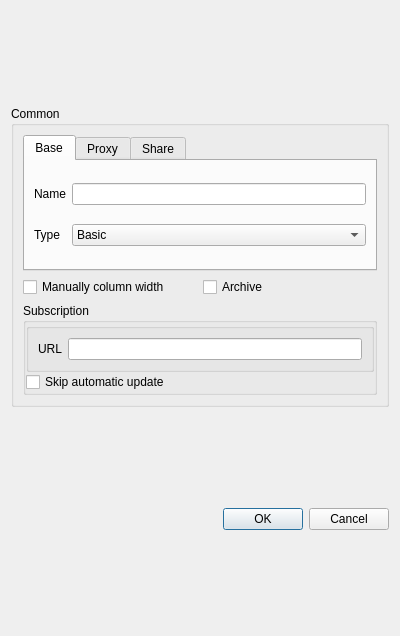
Above: include/ui/group/dialog_edit_group.ui from qr243vbi/nekobox before the change. Below: the same form after it.
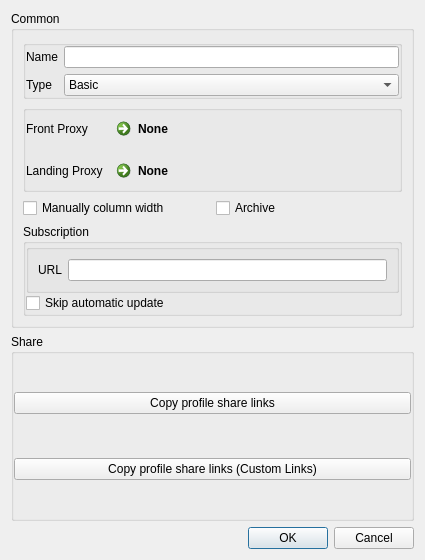
That is the form after the change. Custom widgets are drawn as their Qt base class.

The edit to the form file:
```diff
--- a/include/ui/group/dialog_edit_group.ui
+++ b/include/ui/group/dialog_edit_group.ui
@@ -6,8 +6,8 @@
    <rect>
     <x>0</x>
     <y>0</y>
-    <width>400</width>
-    <height>636</height>
+    <width>425</width>
+    <height>560</height>
    </rect>
   </property>
   <property name="minimumSize">
@@ -36,15 +36,29 @@
      </property>
      <layout class="QVBoxLayout" name="verticalLayout_3">
       <item>
-       <widget class="QTabWidget" name="common_tabs">
-        <property name="currentIndex">
+       <widget class="QGroupBox" name="groupBox">
+        <property name="title">
+         <string/>
+        </property>
+        <property name="flat">
+         <bool>true</bool>
+        </property>
+        <layout class="QGridLayout" name="gridLayout_3">
+         <property name="leftMargin">
          <number>0</number>
         </property>
-        <widget class="QWidget" name="tab_5">
-         <attribute name="title">
-          <string>Base</string>
-         </attribute>
-         <layout class="QGridLayout" name="gridLayout">
+         <property name="topMargin">
+          <number>0</number>
+         </property>
+         <property name="rightMargin">
+          <number>0</number>
+         </property>
+         <property name="bottomMargin">
+          <number>0</number>
+         </property>
+         <item row="0" column="1">
+          <widget class="QLineEdit" name="name"/>
+         </item>
           <item row="0" column="0">
            <widget class="QLabel" name="label">
             <property name="text">
@@ -52,23 +66,6 @@
             </property>
            </widget>
           </item>
-          <item row="0" column="1">
-           <widget class="QLineEdit" name="name"/>
-          </item>
-          <item row="1" column="1">
-           <widget class="QComboBox" name="type">
-            <item>
-             <property name="text">
-              <string>Basic</string>
-             </property>
-            </item>
-            <item>
-             <property name="text">
-              <string>Subscription</string>
-             </property>
-            </item>
-           </widget>
-          </item>
           <item row="1" column="0">
            <widget class="QLabel" name="label_2">
             <property name="text">
@@ -76,17 +73,54 @@
             </property>
            </widget>
           </item>
-         </layout>
-        </widget>
-        <widget class="QWidget" name="tab_6">
-         <attribute name="title">
-          <string>Proxy</string>
-         </attribute>
-         <layout class="QGridLayout" name="gridLayout_2">
-          <item row="1" column="0">
-           <widget class="QLabel" name="landing_proxy_l">
+         <item row="1" column="1">
+          <widget class="QComboBox" name="type">
+           <item>
+            <property name="text">
+             <string>Basic</string>
+            </property>
+           </item>
+           <item>
+            <property name="text">
+             <string>Subscription</string>
+            </property>
+           </item>
+          </widget>
+         </item>
+        </layout>
+       </widget>
+      </item>
+      <item>
+       <widget class="QGroupBox" name="groupBox_2">
+        <property name="title">
+         <string/>
+        </property>
+        <property name="flat">
+         <bool>true</bool>
+        </property>
+        <layout class="QGridLayout" name="gridLayout_4">
+         <property name="leftMargin">
+          <number>0</number>
+         </property>
+         <property name="topMargin">
+          <number>0</number>
+         </property>
+         <property name="rightMargin">
+          <number>0</number>
+         </property>
+         <property name="bottomMargin">
+          <number>0</number>
+         </property>
+         <item row="0" column="1">
+          <widget class="QCommandLinkButton" name="front_proxy">
+           <property name="sizePolicy">
+            <sizepolicy hsizetype="MinimumExpanding" vsizetype="Fixed">
+             <horstretch>0</horstretch>
+             <verstretch>0</verstretch>
+            </sizepolicy>
+           </property>
             <property name="text">
-             <string>Landing Proxy</string>
+            <string>None</string>
             </property>
            </widget>
           </item>
@@ -97,16 +131,10 @@
             </property>
            </widget>
           </item>
-          <item row="0" column="1">
-           <widget class="QCommandLinkButton" name="front_proxy">
-            <property name="sizePolicy">
-             <sizepolicy hsizetype="MinimumExpanding" vsizetype="Fixed">
-              <horstretch>0</horstretch>
-              <verstretch>0</verstretch>
-             </sizepolicy>
-            </property>
+         <item row="1" column="0">
+          <widget class="QLabel" name="landing_proxy_l">
             <property name="text">
-             <string>None</string>
+            <string>Landing Proxy</string>
             </property>
            </widget>
           </item>
@@ -125,28 +153,6 @@
           </item>
          </layout>
         </widget>
-        <widget class="QWidget" name="cat_share">
-         <attribute name="title">
-          <string>Share</string>
-         </attribute>
-         <layout class="QVBoxLayout" name="verticalLayout_2">
-          <item>
-           <widget class="QPushButton" name="copy_links">
-            <property name="text">
-             <string>Copy profile share links</string>
-            </property>
-           </widget>
-          </item>
-          <item>
-           <widget class="QPushButton" name="copy_links_nkr">
-            <property name="text">
-             <string>Copy profile share links (Custom Links)</string>
-            </property>
-           </widget>
-          </item>
-         </layout>
-        </widget>
-       </widget>
       </item>
       <item>
        <layout class="QHBoxLayout" name="horizontalLayout_2">
@@ -225,6 +231,41 @@
      </layout>
     </widget>
    </item>
+   <item>
+    <widget class="QGroupBox" name="qr243vbi_share_group">
+     <property name="title">
+      <string>Share</string>
+     </property>
+     <layout class="QGridLayout" name="gridLayout_5">
+      <property name="leftMargin">
+       <number>0</number>
+      </property>
+      <property name="topMargin">
+       <number>0</number>
+      </property>
+      <property name="rightMargin">
+       <number>0</number>
+      </property>
+      <property name="bottomMargin">
+       <number>0</number>
+      </property>
+      <item row="0" column="0">
+       <widget class="QPushButton" name="copy_links">
+        <property name="text">
+         <string>Copy profile share links</string>
+        </property>
+       </widget>
+      </item>
+      <item row="1" column="0">
+       <widget class="QPushButton" name="copy_links_nkr">
+        <property name="text">
+         <string>Copy profile share links (Custom Links)</string>
+        </property>
+       </widget>
+      </item>
+     </layout>
+    </widget>
+   </item>
    <item>
     <widget class="QDialogButtonBox" name="buttonBox">
      <property name="standardButtons">
```
Lines whose indentation alone changed are shown as unchanged.
